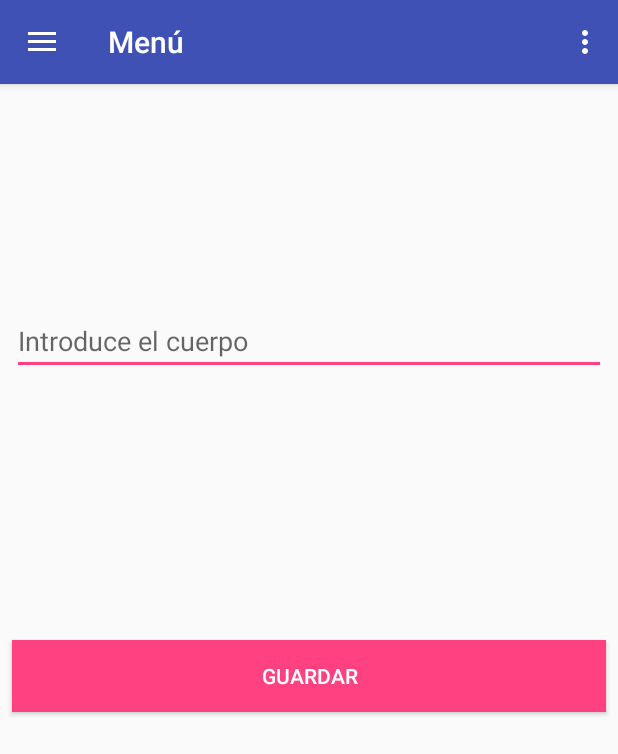
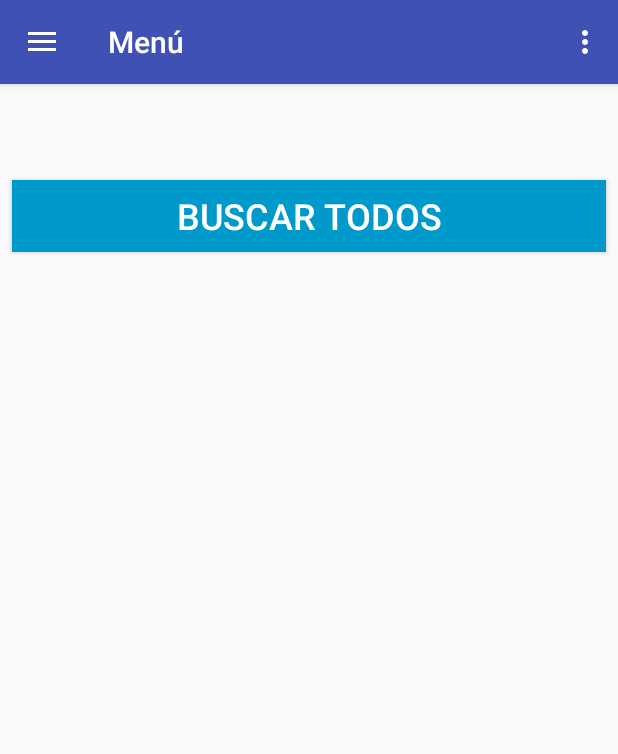
Before and after one commit to mabetoca/AndroidMensajitos-1, an Android app: the MenuActivity screen opened directly, with no data from a screen before it, in the side drawer, after a tap on "Buscar Todos", on a phone screen of 412 x 824 dp. Shown: the top 754 px of the screen. Run offline under Robolectric (Android 15) with nearby library versions, the phone set to English and light mode, and no system bars; libraries missing offline, so code that uses them is left out: org.springframework.http, org.springframework.web; 2 statements that could not run were skipped.

Commit message:
Interfaz con buscar Todos

```diff
--- a/app/src/main/java/org/unitec/androidmensajitos/MenuActivity.kt
+++ b/app/src/main/java/org/unitec/androidmensajitos/MenuActivity.kt
@@ -53,6 +53,11 @@ class MenuActivity : AppCompatActivity(), NavigationView.OnNavigationItemSelecte
            Toast.makeText(applicationContext,"Mensaje guardardo", Toast.LENGTH_LONG).show()
 
         }
+
+        //Para buscar todos
+          findViewById<Button>(R.id.buscarTodos).setOnClickListener{
+              BuscarMensajes().execute(null,null,null);
+          }
     }
 
     override fun onBackPressed() {
@@ -97,7 +102,9 @@ class MenuActivity : AppCompatActivity(), NavigationView.OnNavigationItemSelecte
 
             }
             R.id.nav_buscartodos -> {
-
+                    ocultarTodo()
+                val buscarTodos=findViewById<ConstraintLayout>(R.id.buscar_todos);
+                buscarTodos.visibility=View.VISIBLE
             }
             R.id.nav_buscarporid -> {
 
@@ -119,8 +126,10 @@ class MenuActivity : AppCompatActivity(), NavigationView.OnNavigationItemSelecte
 
         val principal = findViewById(R.id.contenido_principal) as ConstraintLayout
         val mensajes = findViewById(R.id.guardar_mensaje) as ConstraintLayout
+        val buscarTodos=findViewById<ConstraintLayout>(R.id.buscar_todos);
         principal.visibility = View.INVISIBLE
         mensajes.visibility = View.INVISIBLE
+        buscarTodos.visibility=View.INVISIBLE
 
     }
 
@@ -166,6 +175,9 @@ class MenuActivity : AppCompatActivity(), NavigationView.OnNavigationItemSelecte
 
         override fun onPostExecute(result: Void?) {
             super.onPostExecute(result)
+
+            Toast.makeText(applicationContext,
+                    "Registros "+mensajes.size,Toast.LENGTH_LONG).show();
         }
 
         override fun doInBackground(vararg p0: Void?): Void? {
--- a/app/src/main/res/layout/app_bar_menu.xml
+++ b/app/src/main/res/layout/app_bar_menu.xml
@@ -21,7 +21,8 @@
     </android.support.design.widget.AppBarLayout>
 
     <include layout="@layout/contenido_principal" />
-   <include layout="@layout/guardar_mensaje"/>
+     <include layout="@layout/guardar_mensaje"/>
+    <include layout="@layout/buscar_todos"/>
 
 
 </android.support.design.widget.CoordinatorLayout>
--- /dev/null
+++ b/app/src/main/res/layout/buscar_todos.xml
@@ -0,0 +1,24 @@
+<?xml version="1.0" encoding="utf-8"?>
+<android.support.constraint.ConstraintLayout
+    xmlns:android="http://schemas.android.com/apk/res/android"
+    xmlns:app="http://schemas.android.com/apk/res-auto"
+    xmlns:tools="http://schemas.android.com/tools"
+    android:layout_width="match_parent"
+    android:id="@+id/buscar_todos"
+    android:layout_height="match_parent">
+
+    <Button
+        android:id="@+id/buscarTodos"
+        android:layout_width="0dp"
+        android:layout_height="wrap_content"
+        android:layout_marginEnd="8dp"
+        android:layout_marginStart="8dp"
+        android:layout_marginTop="120dp"
+        android:background="@android:color/holo_blue_dark"
+        android:text="buscar todos"
+        android:textColor="@color/blanco"
+        android:textSize="24sp"
+        app:layout_constraintEnd_toEndOf="parent"
+        app:layout_constraintStart_toStartOf="parent"
+        app:layout_constraintTop_toTopOf="parent" />
+</android.support.constraint.ConstraintLayout>
```
